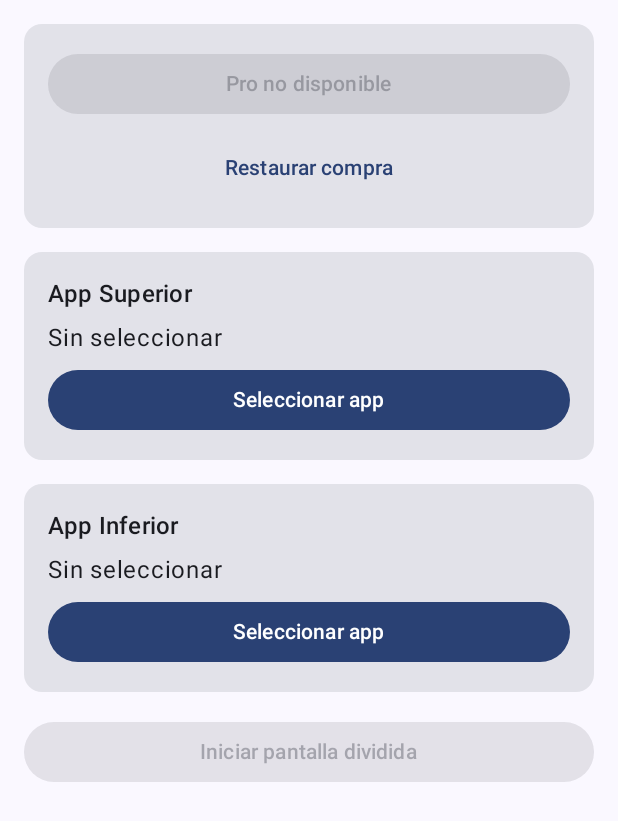
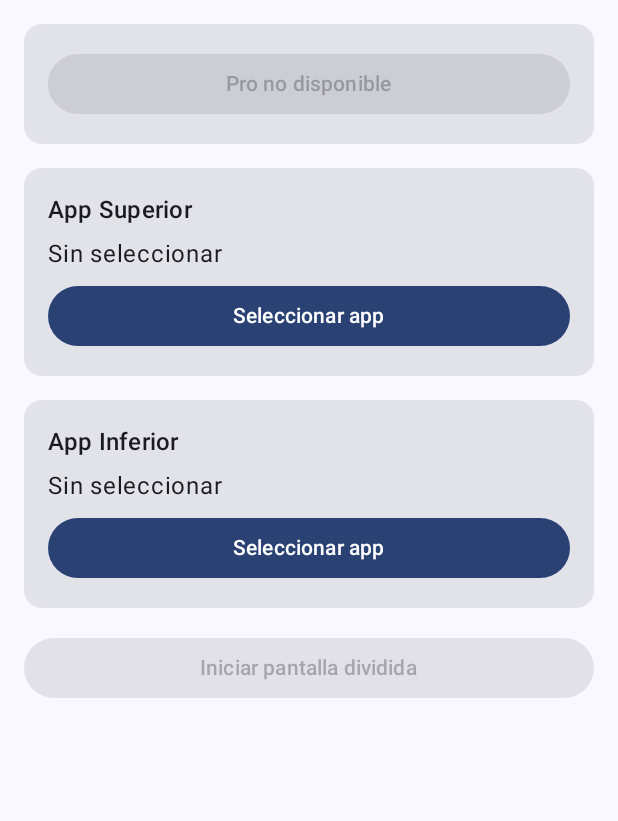
Before and after one commit to xerxes97/split_screen, an Android app built with Jetpack Compose: the screen it shows after launch (MainActivity), on a phone screen of 412 x 824 dp. Shown: the top 821 px of the screen. Run offline under Robolectric (Android 15) with nearby library versions, the phone set to English and light mode, and no system bars; libraries missing offline, so code that uses them is left out: com.android.billingclient; 2 statements that could not run were skipped.

Commit message:
refactor: drop restore button, add ProCard previews
Pro is restored automatically by the sync on every resume, so the manual
"Restaurar compra" button, its toasts and sync()'s return value are
removed. Add @Preview for the Free, Pro and Unavailable states.

Co-Authored-By: Claude Opus 5.5 <noreply@anthropic.com>

```diff
--- a/app/src/main/java/com/example/split_screen/billing/ProStatusSyncer.kt
+++ b/app/src/main/java/com/example/split_screen/billing/ProStatusSyncer.kt
@@ -19,12 +19,10 @@ class ProStatusSyncer(
     // Serializes query + write so a stale answer can never overwrite a newer one.
     private val mutex = Mutex()
 
-    /** @return Google's verdict (true = Pro owned), or null when Play gave no reliable answer. */
-    suspend fun sync(): Boolean? = mutex.withLock {
+    suspend fun sync() = mutex.withLock {
         val decision = ProPurchaseEvaluator.evaluate(gateway.queryOneTimePurchases(), productId)
         decision.isPro?.let { storage.setProUser(it) }
         // Failed acknowledgements are retried on the next sync.
         decision.tokensToAcknowledge.forEach { gateway.acknowledge(it) }
-        decision.isPro
     }
 }
--- a/app/src/main/java/com/example/split_screen/ui/components/ProCard.kt
+++ b/app/src/main/java/com/example/split_screen/ui/components/ProCard.kt
@@ -8,24 +8,25 @@ import androidx.compose.material3.Button
 import androidx.compose.material3.Card
 import androidx.compose.material3.MaterialTheme
 import androidx.compose.material3.Text
-import androidx.compose.material3.TextButton
 import androidx.compose.runtime.Composable
 import androidx.compose.ui.Modifier
 import androidx.compose.ui.res.stringResource
+import androidx.compose.ui.tooling.preview.Preview
 import androidx.compose.ui.unit.dp
 import com.example.split_screen.R
 import com.example.split_screen.billing.ProUiState
+import com.example.split_screen.ui.theme.Split_screenTheme
 
 /**
- * Tarjeta Pro: compra, restauración o indicador de Pro activo.
+ * Tarjeta Pro: botón de compra o indicador de Pro activo.
  *
- * Solo muestra [state] y emite eventos; no conoce Billing.
+ * Solo muestra [state] y emite [onBuy]; no conoce Billing. La compra previa
+ * se recupera sola al sincronizar con Google Play en cada inicio.
  */
 @Composable
 fun ProCard(
     state: ProUiState,
     onBuy: () -> Unit,
-    onRestore: () -> Unit,
     modifier: Modifier = Modifier,
 ) {
     Card(modifier = modifier.fillMaxWidth()) {
@@ -40,26 +41,31 @@ fun ProCard(
                     text = stringResource(R.string.pro_active),
                     style = MaterialTheme.typography.titleMedium,
                 )
-                is ProUiState.Free -> {
-                    Button(onClick = onBuy, modifier = Modifier.fillMaxWidth()) {
-                        Text(text = stringResource(R.string.pro_buy, state.formattedPrice))
-                    }
-                    RestoreButton(onRestore)
+                is ProUiState.Free -> Button(onClick = onBuy, modifier = Modifier.fillMaxWidth()) {
+                    Text(text = stringResource(R.string.pro_buy, state.formattedPrice))
                 }
-                ProUiState.Unavailable -> {
-                    Button(onClick = {}, enabled = false, modifier = Modifier.fillMaxWidth()) {
-                        Text(text = stringResource(R.string.pro_unavailable))
-                    }
-                    RestoreButton(onRestore)
+                ProUiState.Unavailable -> Button(onClick = {}, enabled = false, modifier = Modifier.fillMaxWidth()) {
+                    Text(text = stringResource(R.string.pro_unavailable))
                 }
             }
         }
     }
 }
 
+@Preview(showBackground = true, name = "Gratis")
 @Composable
-private fun RestoreButton(onRestore: () -> Unit) {
-    TextButton(onClick = onRestore, modifier = Modifier.fillMaxWidth()) {
-        Text(text = stringResource(R.string.pro_restore))
-    }
+private fun ProCardFreePreview() {
+    Split_screenTheme { ProCard(state = ProUiState.Free("US$ 2.99"), onBuy = {}) }
 }
+
+@Preview(showBackground = true, name = "Pro")
+@Composable
+private fun ProCardProPreview() {
+    Split_screenTheme { ProCard(state = ProUiState.Pro, onBuy = {}) }
+}
+
+@Preview(showBackground = true, name = "No disponible")
+@Composable
+private fun ProCardUnavailablePreview() {
+    Split_screenTheme { ProCard(state = ProUiState.Unavailable, onBuy = {}) }
+}
--- a/app/src/main/res/values/strings.xml
+++ b/app/src/main/res/values/strings.xml
@@ -14,10 +14,7 @@
     <string name="launch_error_bottom_not_found">La app inferior ya no está instalada</string>
     <string name="launch_error_bottom_not_launchable">La app inferior no se puede abrir</string>
     <string name="pro_buy">Hazte Pro – %1$s</string>
-    <string name="pro_restore">Restaurar compra</string>
     <string name="pro_active">Pro activo</string>
     <string name="pro_unavailable">Pro no disponible</string>
-    <string name="pro_restore_found">Compra restaurada</string>
-    <string name="pro_restore_not_found">No se encontró ninguna compra</string>
     <string name="pro_billing_error">No se pudo conectar con Google Play</string>
 </resources>
```
Also changed, not shown: app/src/main/java/com/example/split_screen/MainActivity.kt (+3 -17 lines), 2 other files.
